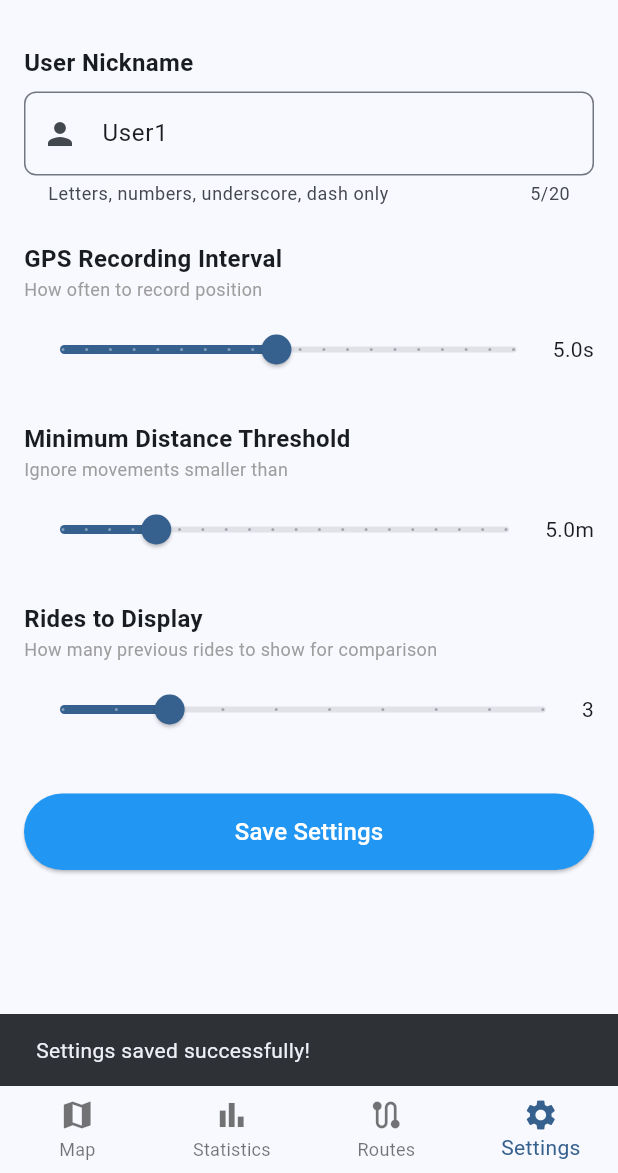
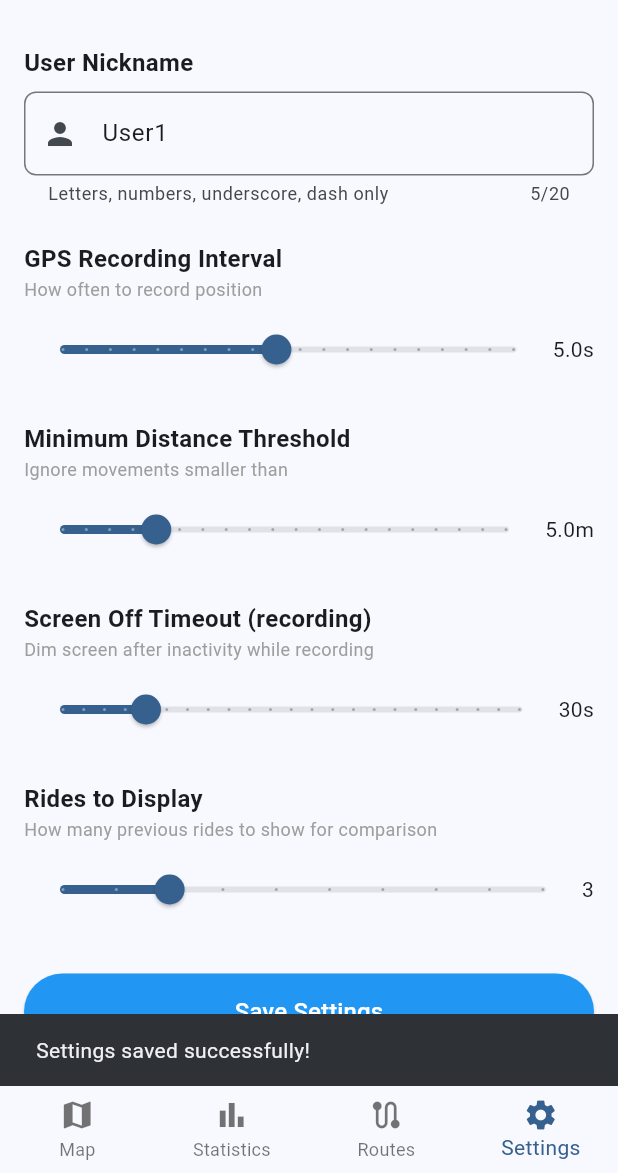
Before and after one commit to petrabrham/selfcompetition, a Flutter app: the screen it shows after launch, item 4 of the bottom bar chosen, after a tap on "Save Settings", on a phone screen of 412 x 824 dp, the part 63-1236 px from its top. Run offline on Flutter 3.47's test engine with Material 3 defaults, Android fonts, the phone set to English and light mode, and no system bars; our stand-ins replace flutter_map, geolocator, latlong2, sqflite; missing offline and left inert: gpx; accounts and stored records are empty.

Commit message:
Centrovani mapy

```diff
--- a/lib/screens/live_map_screen.dart
+++ b/lib/screens/live_map_screen.dart
@@ -1,6 +1,8 @@
 import 'package:flutter/material.dart';
 import 'package:flutter/foundation.dart';
 import 'package:flutter_map/flutter_map.dart';
+import 'package:latlong2/latlong.dart';
+import 'package:flutter/services.dart';
 import 'dart:async';
 import '../services/gps_service.dart';
 import '../services/ride_service.dart';
@@ -14,21 +16,33 @@ class LiveMapScreen extends StatefulWidget {
   State<LiveMapScreen> createState() => _LiveMapScreenState();
 }
 
-class _LiveMapScreenState extends State<LiveMapScreen> {
+class _LiveMapScreenState extends State<LiveMapScreen>
+    with WidgetsBindingObserver {
+  static LatLng? _lastMapCenter;
+  static double _lastMapZoom = 16;
+  static bool _lastFollowPosition = true;
+
   GPSPosition? _currentPosition;
   bool _isLoading = false;
   String? _errorMessage;
   late MapController _mapController;
+  bool _mapReady = false;
+  bool _followPosition = true;
   bool _isRecording = false;
   bool _isPaused = false;
+  bool _screenDimmed = false;
   Duration _recordingDuration = Duration.zero;
   late Timer _timerTick;
+  Timer? _screenSleepTimer;
   String _userNick = 'User1';
+  int _screenOffTimeoutSeconds = 30;
 
   @override
   void initState() {
     super.initState();
+    WidgetsBinding.instance.addObserver(this);
     _mapController = MapController();
+    _followPosition = _lastFollowPosition;
     _setupGPSListener();
     _startLiveTracking();
     _restoreRecordingState();
@@ -53,6 +67,8 @@ class _LiveMapScreenState extends State<LiveMapScreen> {
         });
       }
     });
+
+    _scheduleScreenSleep();
   }
 
   /// Načti uživatele z Settings a poté pozici
@@ -61,6 +77,7 @@ class _LiveMapScreenState extends State<LiveMapScreen> {
       final settings = await DatabaseService.instance.getSettings();
       setState(() {
         _userNick = settings?['user_nick'] ?? 'User1';
+        _screenOffTimeoutSeconds = settings?['screen_off_timeout_seconds'] ?? 30;
       });
     } catch (e) {
       if (kDebugMode) {
@@ -77,11 +94,86 @@ class _LiveMapScreenState extends State<LiveMapScreen> {
   }
 
   void _onGPSPosition(GPSPosition position) {
+    _currentPosition = position;
+
+    if (_screenDimmed) {
+      return;
+    }
+
+    if (_mapReady && _followPosition) {
+      _centerMapOnPosition(position);
+    }
+
     if (mounted) {
       setState(() {
-        _currentPosition = position;
+        // Trigger UI update while screen is active.
       });
 
+    }
+  }
+
+  void _centerMapOnPosition(GPSPosition position) {
+    if (!_mapReady) return;
+    _mapController.move(
+      LatLng(position.latitude, position.longitude),
+      _mapController.camera.zoom,
+    );
+  }
+
+  void _toggleFollowPosition() {
+    if (_currentPosition == null) return;
+
+    setState(() {
+      _followPosition = !_followPosition;
+      _lastFollowPosition = _followPosition;
+    });
+
+    if (_followPosition && _currentPosition != null) {
+      _centerMapOnPosition(_currentPosition!);
+    }
+  }
+
+  void _storeMapCamera(MapCamera camera) {
+    _lastMapCenter = camera.center;
+    _lastMapZoom = camera.zoom;
+  }
+
+  void _scheduleScreenSleep() {
+    _screenSleepTimer?.cancel();
+    if (!_isRecording) return;
+
+    _screenSleepTimer = Timer(
+      Duration(seconds: _screenOffTimeoutSeconds),
+      _dimScreen,
+    );
+  }
+
+  void _dimScreen() {
+    if (!_isRecording || !mounted || _screenDimmed) return;
+
+    setState(() {
+      _screenDimmed = true;
+    });
+    SystemChrome.setEnabledSystemUIMode(SystemUiMode.immersiveSticky);
+  }
+
+  void _wakeScreen() {
+    _screenSleepTimer?.cancel();
+
+    if (_screenDimmed && mounted) {
+      setState(() {
+        _screenDimmed = false;
+      });
+      SystemChrome.setEnabledSystemUIMode(SystemUiMode.edgeToEdge);
+    }
+
+    _scheduleScreenSleep();
+  }
+
+  @override
+  void didChangeAppLifecycleState(AppLifecycleState state) {
+    if (state == AppLifecycleState.resumed) {
+      _wakeScreen();
     }
   }
 
@@ -147,6 +239,7 @@ class _LiveMapScreenState extends State<LiveMapScreen> {
       _isPaused = false;
       _recordingDuration = Duration.zero;
     });
+    _scheduleScreenSleep();
 
     // Spusť timer pro aktualizaci doby trvání
     _timerTick = Timer.periodic(Duration(seconds: 1), (_) {
@@ -165,6 +258,8 @@ class _LiveMapScreenState extends State<LiveMapScreen> {
   void _togglePause() {
     if (!_isRecording) return;
 
+    _wakeScreen();
+
     setState(() {
       _isPaused = !_isPaused;
     });
@@ -181,6 +276,9 @@ class _LiveMapScreenState extends State<LiveMapScreen> {
     _timerTick.cancel();
 
     final success = await RideService.instance.stopRecording();
+    final error = RideService.instance.lastError;
+    _screenSleepTimer?.cancel();
+    _wakeScreen();
 
     setState(() {
       _isRecording = false;
@@ -190,7 +288,11 @@ class _LiveMapScreenState extends State<LiveMapScreen> {
     if (mounted) {
       ScaffoldMessenger.of(context).showSnackBar(
         SnackBar(
-          content: Text(success ? '✅ Ride saved!' : '❌ Error saving ride'),
+          content: Text(
+            success
+                ? '✅ Ride saved!'
+                : '❌ Error saving ride${error != null ? ': $error' : ''}',
+          ),
           duration: Duration(seconds: 2),
         ),
       );
@@ -198,12 +300,21 @@ class _LiveMapScreenState extends State<LiveMapScreen> {
 
     if (kDebugMode) {
       debugPrint('=== LIVE MAP: Recording stopped ===');
+      if (!success) {
+        debugPrint('Live Map: Ride save failed${error != null ? ': $error' : ''}');
+      }
     }
   }
 
   @override
   void dispose() {
+    WidgetsBinding.instance.removeObserver(this);
+    _lastFollowPosition = _followPosition;
+    if (_mapReady) {
+      _storeMapCamera(_mapController.camera);
+    }
     _mapController.dispose();
+    _screenSleepTimer?.cancel();
     if (_isRecording) {
       _timerTick.cancel();
     }
@@ -211,189 +322,79 @@ class _LiveMapScreenState extends State<LiveMapScreen> {
     super.dispose();
   }
 
-  /// Fallback UI when map fails to load
-  Widget _buildFallbackUI() {
-    final ride = RideService.instance.currentRide;
+  Widget _buildMapLayer() {
+    final center = _lastMapCenter ??
+        (_currentPosition != null
+            ? LatLng(_currentPosition!.latitude, _currentPosition!.longitude)
+            : const LatLng(50.0755, 14.4378));
 
-    return Container(
-      color: Colors.grey.shade200,
-      child: SingleChildScrollView(
-        padding: const EdgeInsets.fromLTRB(16.0, 16.0, 16.0, 96.0),
-        child: Column(
-          crossAxisAlignment: CrossAxisAlignment.center,
-          mainAxisAlignment: MainAxisAlignment.center,
-          children: [
-            const SizedBox(height: 20),
+    return FlutterMap(
+      mapController: _mapController,
+      options: MapOptions(
+        initialCenter: center,
+        initialZoom: _lastMapZoom,
+        onPositionChanged: (camera, hasGesture) {
+          _storeMapCamera(camera);
+          if (hasGesture && _followPosition && mounted) {
+            setState(() {
+              _followPosition = false;
+              _lastFollowPosition = false;
+            });
+          }
+        },
+        onMapReady: () {
+          if (_lastMapCenter != null) {
+            _mapController.move(_lastMapCenter!, _lastMapZoom);
+          } else if (_followPosition && _currentPosition != null) {
+            _centerMapOnPosition(_currentPosition!);
+          }
 
-            // Recording status header
-            if (_isRecording) ...[
-              Container(
-                margin: const EdgeInsets.only(right: 64.0),
-                padding: const EdgeInsets.all(16.0),
-                decoration: BoxDecoration(
-                  color: Colors.red.shade100,
-                  border: Border.all(color: Colors.red, width: 2),
-                  borderRadius: BorderRadius.circular(12.0),
+          if (mounted) {
+            setState(() {
+              _mapReady = true;
+            });
+          } else {
+            _mapReady = true;
+          }
+        },
+      ),
+      children: [
+        TileLayer(
+          urlTemplate: 'https://tile.openstreetmap.org/{z}/{x}/{y}.png',
+          userAgentPackageName: 'com.example.selfcompetition',
+        ),
+        if (_currentPosition != null)
+          MarkerLayer(
+            markers: [
+              Marker(
+                point: LatLng(
+                  _currentPosition!.latitude,
+                  _currentPosition!.longitude,
                 ),
-                child: Column(
-                  children: [
-                    const Text(
-                      '🔴 RECORDING',
-                      style: TextStyle(
-                        fontSize: 18,
-                        fontWeight: FontWeight.bold,
-                        color: Colors.red,
-                      ),
-                    ),
-                    const SizedBox(height: 12),
-                    // Time
-                    _buildStatField(
-                      label: 'Time',
-                      value: _formatDuration(_recordingDuration),
-                      icon: Icons.timer,
-                    ),
-                    const SizedBox(height: 8),
-                    // Distance
-                    if (ride != null)
-                      _buildStatField(
-                        label: 'Distance',
-                        value: '${(ride.totalDistance / 1000).toStringAsFixed(2)} km',
-                        icon: Icons.route,
-                      ),
-                    if (ride != null) const SizedBox(height: 8),
-                    // Speed
-                    if (ride != null)
-                      _buildStatField(
-                        label: 'Avg Speed',
-                        value: '${(ride.avgSpeed * 3.6).toStringAsFixed(2)} km/h',
-                        icon: Icons.speed,
-                      ),
-                  ],
+                width: 42,
+                height: 42,
+                child: const Icon(
+                  Icons.location_pin,
+                  color: Colors.red,
+                  size: 42,
                 ),
               ),
-              const SizedBox(height: 16),
-            ] else ...[
-              Icon(Icons.location_on_outlined, color: Colors.blue, size: 48),
-              const SizedBox(height: 16),
-              const Text(
-                'Live Position',
-                style: TextStyle(fontSize: 18, fontWeight: FontWeight.bold),
-              ),
-              const SizedBox(height: 32),
             ],
-
-            // Position fields
-            if (_currentPosition != null) ...[
-              _buildPositionField(
-                label: 'Latitude',
-                value: _currentPosition!.latitude.toStringAsFixed(6),
-                icon: Icons.location_on,
-              ),
-              const SizedBox(height: 12),
-              _buildPositionField(
-                label: 'Longitude',
-                value: _currentPosition!.longitude.toStringAsFixed(6),
-                icon: Icons.location_on,
-              ),
-              const SizedBox(height: 12),
-              _buildPositionField(
-                label: 'Accuracy',
-                value: '±${_currentPosition!.accuracy.toStringAsFixed(1)} m',
-                icon: Icons.precision_manufacturing,
-              ),
-              const SizedBox(height: 12),
-              _buildPositionField(
-                label: 'Speed',
-                value: '${(_currentPosition!.speed * 3.6).toStringAsFixed(2)} km/h',
-                icon: Icons.speed,
-              ),
-            ],
-
-          ],
-        ),
-      ),
-    );
-  }
-
-  /// Format recording duration
-  String _formatDuration(Duration duration) {
-    String minutes = duration.inMinutes.toString().padLeft(2, '0');
-    String seconds = (duration.inSeconds % 60).toString().padLeft(2, '0');
-    return '$minutes:$seconds';
-  }
-
-  /// Build stat field for recording (time, distance, speed)
-  Widget _buildStatField({
-    required String label,
-    required String value,
-    required IconData icon,
-  }) {
-    return Row(
-      mainAxisAlignment: MainAxisAlignment.spaceBetween,
-      children: [
-        Row(
-          children: [
-            Icon(icon, color: Colors.red, size: 20),
-            const SizedBox(width: 12),
-            Text(
-              label,
-              style: const TextStyle(fontSize: 14, fontWeight: FontWeight.bold),
-            ),
-          ],
-        ),
-        Text(
-          value,
-          style: const TextStyle(fontSize: 14, fontWeight: FontWeight.bold),
-        ),
+          ),
       ],
-    );
-  }
-
-  /// Build position field widget
-  Widget _buildPositionField({
-    required String label,
-    required String value,
-    required IconData icon,
-  }) {
-    return Container(
-      padding: const EdgeInsets.all(12.0),
-      decoration: BoxDecoration(
-        color: Colors.white,
-        border: Border.all(color: Colors.grey.shade300),
-        borderRadius: BorderRadius.circular(8.0),
-      ),
-      child: Row(
-        children: [
-          Icon(icon, color: Colors.blue, size: 24),
-          const SizedBox(width: 16),
-          Expanded(
-            child: Column(
-              crossAxisAlignment: CrossAxisAlignment.start,
-              children: [
-                Text(
-                  label,
-                  style: const TextStyle(fontSize: 12, color: Colors.grey),
-                ),
-                const SizedBox(height: 4),
-                Text(
-                  value,
-                  style: const TextStyle(fontSize: 14, fontWeight: FontWeight.bold),
-                ),
-              ],
-            ),
-          ),
-        ],
-      ),
     );
   }
 
   @override
   Widget build(BuildContext context) {
-    return Stack(
-      fit: StackFit.expand,
-      children: [
-        // Always show fallback UI for now (map has SSL issues on emulator)
-        _buildFallbackUI(),
+    return GestureDetector(
+      behavior: HitTestBehavior.translucent,
+      onTap: _wakeScreen,
+      onPanDown: (_) => _wakeScreen(),
+      child: Stack(
+        fit: StackFit.expand,
+        children: [
+        _buildMapLayer(),
 
         if (_isLoading)
           const Positioned(
@@ -441,16 +442,26 @@ class _LiveMapScreenState extends State<LiveMapScreen> {
               // Center on position
               FloatingActionButton(
                 mini: true,
-                backgroundColor: Colors.green,
-                onPressed: null,
-                child: const Icon(Icons.my_location, color: Colors.white),
+                backgroundColor: _followPosition ? Colors.green : Colors.grey,
+                onPressed: _currentPosition != null
+                    ? _toggleFollowPosition
+                    : null,
+                child: Icon(
+                  _followPosition ? Icons.my_location : Icons.location_searching,
+                  color: Colors.white,
+                ),
               ),
               const SizedBox(height: 8),
               // Zoom In
               FloatingActionButton(
                 mini: true,
                 backgroundColor: Colors.blue,
-                onPressed: null,
+                onPressed: _mapReady
+                    ? () => _mapController.move(
+                          _mapController.camera.center,
+                          _mapController.camera.zoom + 1,
+                        )
+                    : null,
                 child: const Icon(Icons.add, color: Colors.white),
               ),
               const SizedBox(height: 8),
@@ -458,7 +469,12 @@ class _LiveMapScreenState extends State<LiveMapScreen> {
               FloatingActionButton(
                 mini: true,
                 backgroundColor: Colors.blue,
-                onPressed: null,
+                onPressed: _mapReady
+                    ? () => _mapController.move(
+                          _mapController.camera.center,
+                          _mapController.camera.zoom - 1,
+                        )
+                    : null,
                 child: const Icon(Icons.remove, color: Colors.white),
               ),
             ],
@@ -525,7 +541,20 @@ class _LiveMapScreenState extends State<LiveMapScreen> {
             ),
           ),
         ),
+        if (_screenDimmed)
+          Positioned.fill(
+            child: Container(
+              color: Colors.black,
+              alignment: Alignment.center,
+              child: const Text(
+                'Screen dimmed to save battery\nTap to wake',
+                textAlign: TextAlign.center,
+                style: TextStyle(color: Colors.white70, fontSize: 16),
+              ),
+            ),
+          ),
       ],
+      ),
     );
   }
 }
--- a/lib/screens/settings_screen.dart
+++ b/lib/screens/settings_screen.dart
@@ -18,6 +18,7 @@ class _SettingsScreenState extends State<SettingsScreen> {
   double _gpsIntervalSeconds = 5.0; // seconds
   double _minDistance = 5.0; // meters
   int _numRidesToDisplay = 3;
+  double _screenOffTimeoutSeconds = 30.0;
   bool _isLoading = false;
   String? _errorMessage;
   String? _nickError;
@@ -64,6 +65,8 @@ class _SettingsScreenState extends State<SettingsScreen> {
           _gpsIntervalSeconds = (settings['gps_update_interval_ms'] ?? 5000) / 1000.0;
           _minDistance = settings['min_distance_threshold_meters'] ?? 5.0;
           _numRidesToDisplay = settings['num_rides_to_display'] ?? 3;
+          _screenOffTimeoutSeconds =
+              (settings['screen_off_timeout_seconds'] ?? 30).toDouble();
           // Validate after loading from database
           _validateNick();
         });
@@ -100,6 +103,7 @@ class _SettingsScreenState extends State<SettingsScreen> {
         'gps_update_interval_ms': (_gpsIntervalSeconds * 1000).toInt(),
         'min_distance_threshold_meters': _minDistance,
         'num_rides_to_display': _numRidesToDisplay,
+        'screen_off_timeout_seconds': _screenOffTimeoutSeconds.toInt(),
       });
 
       // Debug: Read and print settings from database
@@ -111,6 +115,7 @@ class _SettingsScreenState extends State<SettingsScreen> {
           debugPrint('GPS Interval (ms): ${settings['gps_update_interval_ms']}');
           debugPrint('Min Distance (m): ${settings['min_distance_threshold_meters']}');
           debugPrint('Rides to Display: ${settings['num_rides_to_display']}');
+          debugPrint('Screen Off Timeout (s): ${settings['screen_off_timeout_seconds']}');
           debugPrint('Updated At: ${settings['updated_at']}');
           debugPrint('========================');
         }
@@ -261,6 +266,37 @@ class _SettingsScreenState extends State<SettingsScreen> {
           ),
           const SizedBox(height: 24),
 
+          // Screen Off Timeout Slider
+          const Text(
+            'Screen Off Timeout (recording)',
+            style: TextStyle(fontSize: 16, fontWeight: FontWeight.bold),
+          ),
+          const Text(
+            'Dim screen after inactivity while recording',
+            style: TextStyle(fontSize: 12, color: Colors.grey),
+          ),
+          const SizedBox(height: 8),
+          Row(
+            children: [
+              Expanded(
+                child: Slider(
+                  value: _screenOffTimeoutSeconds,
+                  min: 10,
+                  max: 120,
+                  divisions: 22,
+                  label: '${_screenOffTimeoutSeconds.toInt()}s',
+                  onChanged: (value) {
+                    setState(() {
+                      _screenOffTimeoutSeconds = value;
+                    });
+                  },
+                ),
+              ),
+              Text('${_screenOffTimeoutSeconds.toInt()}s'),
+            ],
+          ),
+          const SizedBox(height: 24),
+
           // Number of Rides to Display Slider
           const Text(
             'Rides to Display',
--- a/lib/services/database_service.dart
+++ b/lib/services/database_service.dart
@@ -26,9 +26,18 @@ class DatabaseService {
 
     return openDatabase(
       path,
-      version: 1,
+      version: 2,
       onCreate: _createTables,
+      onUpgrade: _upgradeDatabase,
     );
+  }
+
+  Future<void> _upgradeDatabase(Database db, int oldVersion, int newVersion) async {
+    if (oldVersion < 2) {
+      await db.execute(
+        'ALTER TABLE Settings ADD COLUMN screen_off_timeout_seconds INTEGER DEFAULT 30',
+      );
+    }
   }
 
   /// Create all tables
@@ -73,6 +82,7 @@ class DatabaseService {
         gps_update_interval_ms INTEGER DEFAULT 1000,
         min_distance_threshold_meters REAL DEFAULT 5.0,
         num_rides_to_display INTEGER DEFAULT 3,
+        screen_off_timeout_seconds INTEGER DEFAULT 30,
         updated_at TEXT NOT NULL
       )
     ''');
@@ -84,6 +94,7 @@ class DatabaseService {
       'gps_update_interval_ms': 5000,
       'min_distance_threshold_meters': 5.0,
       'num_rides_to_display': 3,
+      'screen_off_timeout_seconds': 30,
       'updated_at': DateTime.now().toIso8601String(),
     });
   }
```
Also changed, not shown: lib/services/ride_service.dart (+11 -0 lines), 1 other file.
